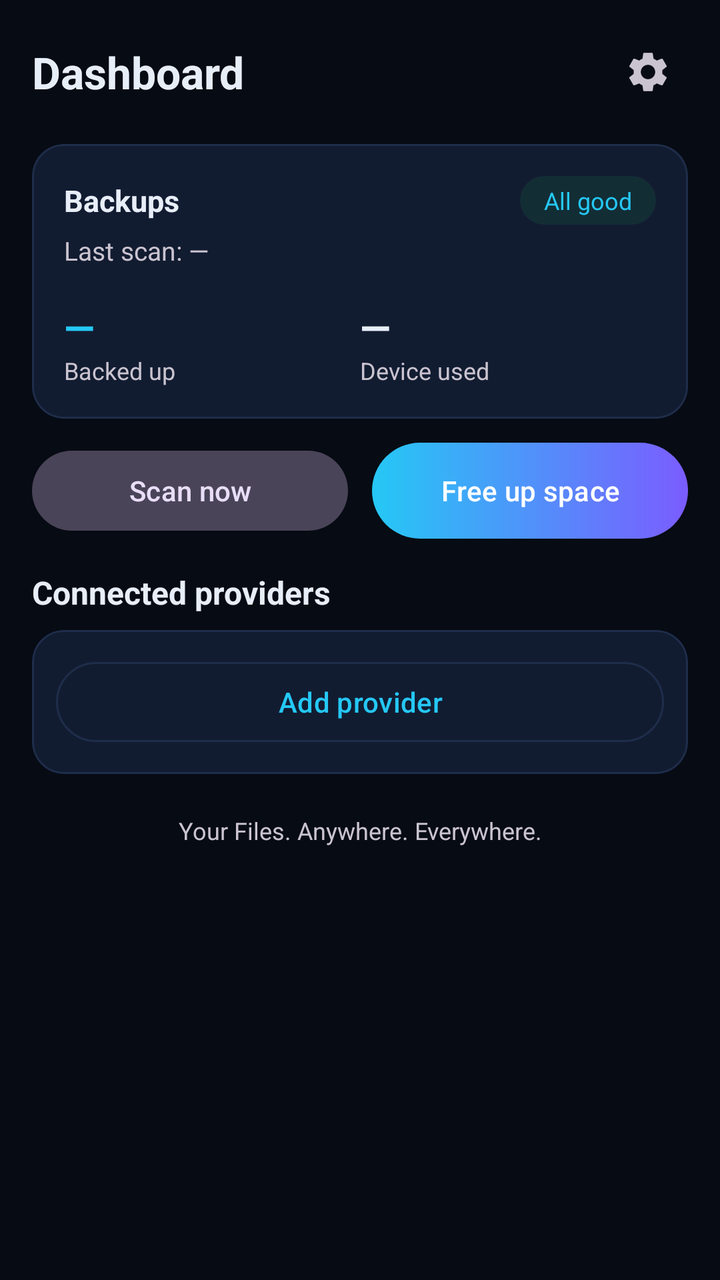
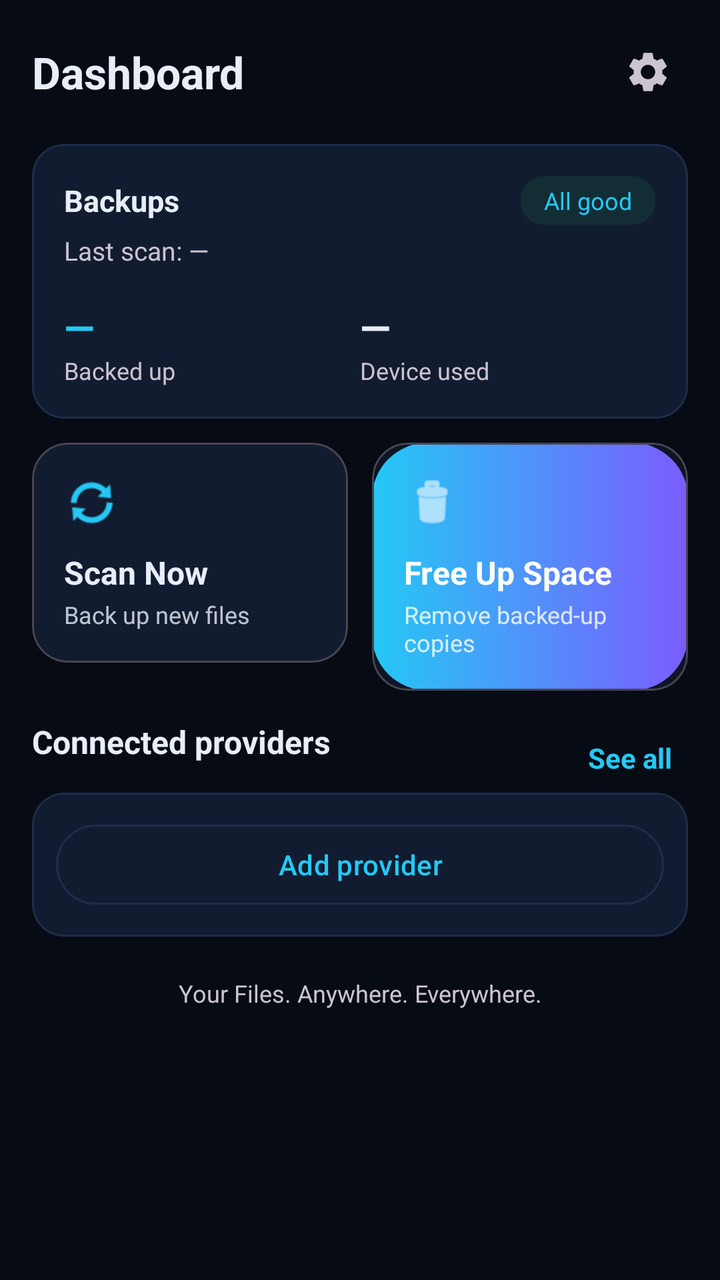

Screens rendered from an Android XML layout before and after an edit, with the pre-edit source and the edit as a unified diff.
<!-- AndroidManifest.xml: application theme Theme.SvnSpace -->
<!-- res/layout/fragment_dashboard.xml -->
<?xml version="1.0" encoding="utf-8"?>
<androidx.core.widget.NestedScrollView
    xmlns:android="http://schemas.android.com/apk/res/android"
    xmlns:app="http://schemas.android.com/apk/res-auto"
    android:layout_width="match_parent"
    android:layout_height="match_parent"
    android:fillViewport="true"
    android:background="?android:attr/colorBackground">

    <LinearLayout
        android:layout_width="match_parent"
        android:layout_height="wrap_content"
        android:orientation="vertical"
        android:padding="16dp">

        
        <LinearLayout
            android:layout_width="match_parent"
            android:layout_height="wrap_content"
            android:gravity="center_vertical"
            android:orientation="horizontal"
            android:layout_marginBottom="16dp">

            <TextView
                android:layout_width="0dp"
                android:layout_height="wrap_content"
                android:layout_weight="1"
                android:text="@string/dashboard_title"
                android:textColor="?attr/colorOnSurface"
                android:textSize="22sp"
                android:textStyle="bold" />

            <ImageButton
                android:id="@+id/btn_settings_quick"
                android:layout_width="40dp"
                android:layout_height="40dp"
                android:background="?attr/selectableItemBackgroundBorderless"
                android:contentDescription="@string/nav_settings"
                android:src="@drawable/ic_nav_settings"
                app:tint="?android:attr/textColorSecondary" />
        </LinearLayout>

        
        <com.google.android.material.card.MaterialCardView
            android:layout_width="match_parent"
            android:layout_height="wrap_content"
            android:layout_marginBottom="12dp"
            app:cardBackgroundColor="?attr/colorSurfaceVariant"
            app:cardCornerRadius="16dp"
            app:strokeColor="?attr/colorOutline"
            app:strokeWidth="1dp"
            app:cardElevation="0dp">

            <LinearLayout
                android:layout_width="match_parent"
                android:layout_height="wrap_content"
                android:orientation="vertical"
                android:padding="16dp">

                <LinearLayout
                    android:layout_width="match_parent"
                    android:layout_height="wrap_content"
                    android:gravity="center_vertical"
                    android:orientation="horizontal">

                    <TextView
                        android:layout_width="0dp"
                        android:layout_height="wrap_content"
                        android:layout_weight="1"
                        android:text="Backups"
                        android:textColor="?attr/colorOnSurface"
                        android:textSize="15sp"
                        android:textStyle="bold" />

                    <TextView
                        android:id="@+id/chip_status"
                        android:layout_width="wrap_content"
                        android:layout_height="wrap_content"
                        android:background="@drawable/bg_chip_success"
                        android:paddingHorizontal="12dp"
                        android:paddingVertical="4dp"
                        android:text="@string/status_all_good"
                        android:textColor="?attr/colorPrimary"
                        android:textSize="12sp" />
                </LinearLayout>

                <TextView
                    android:id="@+id/txt_last_scan"
                    android:layout_width="match_parent"
                    android:layout_height="wrap_content"
                    android:layout_marginTop="4dp"
                    android:textColor="?android:attr/textColorSecondary"
                    android:textSize="13sp"
                    android:text="Last scan: —" />

                <LinearLayout
                    android:layout_width="match_parent"
                    android:layout_height="wrap_content"
                    android:layout_marginTop="16dp"
                    android:orientation="horizontal">

                    <LinearLayout
                        android:layout_width="0dp"
                        android:layout_height="wrap_content"
                        android:layout_weight="1"
                        android:orientation="vertical">

                        <TextView
                            android:id="@+id/txt_backed_up"
                            android:layout_width="wrap_content"
                            android:layout_height="wrap_content"
                            android:text="—"
                            android:textColor="?attr/colorPrimary"
                            android:textSize="20sp"
                            android:textStyle="bold" />

                        <TextView
                            android:layout_width="wrap_content"
                            android:layout_height="wrap_content"
                            android:text="@string/backed_up"
                            android:textColor="?android:attr/textColorSecondary"
                            android:textSize="12sp" />
                    </LinearLayout>

                    <LinearLayout
                        android:layout_width="0dp"
                        android:layout_height="wrap_content"
                        android:layout_weight="1"
                        android:orientation="vertical">

                        <TextView
                            android:id="@+id/txt_device_used"
                            android:layout_width="wrap_content"
                            android:layout_height="wrap_content"
                            android:text="—"
                            android:textColor="?attr/colorOnSurface"
                            android:textSize="20sp"
                            android:textStyle="bold" />

                        <TextView
                            android:layout_width="wrap_content"
                            android:layout_height="wrap_content"
                            android:text="@string/device_used"
                            android:textColor="?android:attr/textColorSecondary"
                            android:textSize="12sp" />
                    </LinearLayout>
                </LinearLayout>
            </LinearLayout>
        </com.google.android.material.card.MaterialCardView>

        
        <LinearLayout
            android:layout_width="match_parent"
            android:layout_height="wrap_content"
            android:orientation="horizontal"
            android:layout_marginBottom="16dp">

            <com.google.android.material.button.MaterialButton
                android:id="@+id/btn_scan_now"
                android:layout_width="0dp"
                android:layout_height="wrap_content"
                android:layout_weight="1"
                android:layout_marginEnd="6dp"
                android:text="@string/scan_now"
                style="@style/Widget.Material3.Button.TonalButton" />

            <com.google.android.material.button.MaterialButton
                android:id="@+id/btn_free_up"
                android:layout_width="0dp"
                android:layout_height="wrap_content"
                android:layout_weight="1"
                android:layout_marginStart="6dp"
                android:text="@string/free_up_space"
                android:textColor="@color/white"
                app:backgroundTint="@null"
                android:background="@drawable/bg_gradient_button" />
        </LinearLayout>

        
        <TextView
            android:layout_width="match_parent"
            android:layout_height="wrap_content"
            android:text="@string/connected_providers"
            android:textColor="?attr/colorOnSurface"
            android:textSize="16sp"
            android:textStyle="bold"
            android:layout_marginBottom="8dp" />

        <com.google.android.material.card.MaterialCardView
            android:layout_width="match_parent"
            android:layout_height="wrap_content"
            app:cardBackgroundColor="?attr/colorSurfaceVariant"
            app:cardCornerRadius="16dp"
            app:strokeColor="?attr/colorOutline"
            app:strokeWidth="1dp"
            app:cardElevation="0dp">

            <LinearLayout
                android:layout_width="match_parent"
                android:layout_height="wrap_content"
                android:orientation="vertical">

                <androidx.recyclerview.widget.RecyclerView
                    android:id="@+id/recycler_providers"
                    android:layout_width="match_parent"
                    android:layout_height="wrap_content"
                    android:nestedScrollingEnabled="false" />

                <TextView
                    android:id="@+id/txt_no_providers"
                    android:layout_width="match_parent"
                    android:layout_height="wrap_content"
                    android:padding="20dp"
                    android:text="@string/no_providers_yet"
                    android:textColor="?android:attr/textColorSecondary"
                    android:textSize="14sp"
                    android:visibility="gone" />

                <com.google.android.material.button.MaterialButton
                    android:id="@+id/btn_add_provider"
                    android:layout_width="match_parent"
                    android:layout_height="wrap_content"
                    android:layout_margin="12dp"
                    android:text="@string/add_provider"
                    style="@style/Widget.Material3.Button.OutlinedButton" />
            </LinearLayout>
        </com.google.android.material.card.MaterialCardView>

        <TextView
            android:layout_width="match_parent"
            android:layout_height="wrap_content"
            android:layout_marginTop="20dp"
            android:gravity="center"
            android:text="@string/tagline"
            android:textColor="?android:attr/textColorSecondary"
            android:textSize="12sp" />

    </LinearLayout>
</androidx.core.widget.NestedScrollView>
<!-- resources referenced by this layout -->
<resources>
  <color name="white">#FFFFFFFF</color>
  <!-- drawable bg_chip_success (drawable) -->
  <?xml version="1.0" encoding="utf-8"?>
  <shape xmlns:android="http://schemas.android.com/apk/res/android" android:shape="rectangle">
      <solid android:color="#1A22C55E" />
      <corners android:radius="20dp" />
  </shape>
  <!-- drawable bg_gradient_button (drawable) -->
  <?xml version="1.0" encoding="utf-8"?>
  <shape xmlns:android="http://schemas.android.com/apk/res/android" android:shape="rectangle">
      <gradient
          android:startColor="@color/svn_gradient_start"
          android:endColor="@color/svn_gradient_end"
          android:angle="0" />
      <corners android:radius="28dp" />
  </shape>
  <string name="add_provider">Add provider</string>
  <string name="backed_up">Backed up</string>
  <string name="connected_providers">Connected providers</string>
  <string name="dashboard_title">Dashboard</string>
  <string name="device_used">Device used</string>
  <string name="free_up_space">Free up space</string>
  <string name="nav_settings">Settings</string>
  <string name="no_providers_yet">No cloud connections yet. Add one in Settings.</string>
  <string name="scan_now">Scan now</string>
  <string name="status_all_good">All good</string>
  <string name="tagline">Your Files. Anywhere. Everywhere.</string>
  <style name="Theme.SvnSpace" parent="Theme.Material3.Dark.NoActionBar">
          <item name="colorPrimary">@color/svn_cyan</item>
          <item name="colorOnPrimary">@color/void_black</item>
          <item name="colorPrimaryContainer">@color/svn_card_elevated</item>
          <item name="colorOnPrimaryContainer">@color/svn_text</item>
          <item name="colorSecondary">@color/svn_purple</item>
          <item name="colorOnSecondary">@color/white</item>
          <item name="colorSurface">@color/svn_surface</item>
          <item name="colorOnSurface">@color/svn_text</item>
          <item name="colorSurfaceVariant">@color/svn_card</item>
          <item name="colorOnSurfaceVariant">@color/svn_text_secondary</item>
          <item name="colorOutline">@color/svn_stroke</item>
          <item name="android:colorBackground">@color/svn_bg</item>
          <item name="colorOnBackground">@color/svn_text</item>
          <item name="android:statusBarColor">@color/svn_bg</item>
          <item name="android:navigationBarColor">@color/svn_bg</item>
          <item name="android:windowBackground">@color/svn_bg</item>
          <item name="android:windowLightStatusBar">false</item>
      </style>
  <color name="svn_gradient_start">#25C8F5</color>
  <color name="svn_gradient_end">#7B5CFF</color>
  <color name="svn_cyan">#25C8F5</color>
  <color name="void_black">#070B14</color>
  <color name="svn_card_elevated">#182440</color>
  <color name="svn_text">#E8EEF8</color>
  <color name="svn_purple">#7B5CFF</color>
  <color name="svn_surface">#0D1526</color>
  <color name="svn_card">#121C31</color>
  <color name="svn_text_secondary">#8B9BB8</color>
  <color name="svn_stroke">#1E2D4A</color>
  <color name="svn_bg">#070B14</color>
  <!-- unchanged entries left out for length: 1 -->
</resources>

<!-- the commit's change to res/layout/fragment_dashboard.xml (unified diff, before → after) -->
@@ -155,30 +155,111 @@
             android:orientation="horizontal"
             android:layout_marginBottom="16dp">
 
-            <com.google.android.material.button.MaterialButton
+            <com.google.android.material.card.MaterialCardView
                 android:id="@+id/btn_scan_now"
                 android:layout_width="0dp"
                 android:layout_height="wrap_content"
                 android:layout_weight="1"
-                android:layout_marginEnd="6dp"
-                android:text="@string/scan_now"
-                style="@style/Widget.Material3.Button.TonalButton" />
-
-            <com.google.android.material.button.MaterialButton
+                android:clickable="true"
+                android:focusable="true"
+                app:cardCornerRadius="18dp"
+                app:cardElevation="0dp"
+                app:cardBackgroundColor="?attr/colorSurfaceVariant">
+
+                <LinearLayout
+                    android:layout_width="match_parent"
+                    android:layout_height="wrap_content"
+                    android:orientation="vertical"
+                    android:padding="16dp">
+
+                    <ImageView
+                        android:layout_width="28dp"
+                        android:layout_height="28dp"
+                        android:src="@android:drawable/ic_popup_sync"
+                        app:tint="?attr/colorPrimary"
+                        android:contentDescription="Scan Now" />
+
+                    <TextView
+                        android:layout_width="wrap_content"
+                        android:layout_height="wrap_content"
+                        android:layout_marginTop="10dp"
+                        android:text="Scan Now"
+                        android:textStyle="bold"
+                        android:textSize="16sp"
+                        android:textColor="?attr/colorOnSurface" />
+
+                    <TextView
+                        android:id="@+id/txt_scan_sub"
+                        android:layout_width="wrap_content"
+                        android:layout_height="wrap_content"
+                        android:layout_marginTop="2dp"
+                        android:text="Back up new files"
+                        android:textSize="12sp"
+                        android:alpha="0.8"
+                        android:textColor="?attr/colorOnSurface" />
+                </LinearLayout>
+            </com.google.android.material.card.MaterialCardView>
+
+            <Space
+                android:layout_width="12dp"
+                android:layout_height="1dp" />
+
+            <com.google.android.material.card.MaterialCardView
                 android:id="@+id/btn_free_up"
                 android:layout_width="0dp"
                 android:layout_height="wrap_content"
                 android:layout_weight="1"
-                android:layout_marginStart="6dp"
-                android:text="@string/free_up_space"
-                android:textColor="@color/white"
-                app:backgroundTint="@null"
-                android:background="@drawable/bg_gradient_button" />
+                android:clickable="true"
+                android:focusable="true"
+                app:cardCornerRadius="18dp"
+                app:cardElevation="0dp">
+
+                <LinearLayout
+                    android:layout_width="match_parent"
+                    android:layout_height="wrap_content"
+                    android:orientation="vertical"
+                    android:padding="16dp"
+                    android:background="@drawable/bg_gradient_button">
+
+                    <ImageView
+                        android:layout_width="28dp"
+                        android:layout_height="28dp"
+                        android:src="@android:drawable/ic_menu_delete"
+                        app:tint="@color/white"
+                        android:contentDescription="Free Up Space" />
+
+                    <TextView
+                        android:layout_width="wrap_content"
+                        android:layout_height="wrap_content"
+                        android:layout_marginTop="10dp"
+                        android:text="Free Up Space"
+                        android:textStyle="bold"
+                        android:textSize="16sp"
+                        android:textColor="@color/white" />
+
+                    <TextView
+                        android:id="@+id/txt_free_sub"
+                        android:layout_width="wrap_content"
+                        android:layout_height="wrap_content"
+                        android:layout_marginTop="2dp"
+                        android:text="Remove backed-up copies"
+                        android:textSize="12sp"
+                        android:alpha="0.8"
+                        android:textColor="@color/white" />
+                </LinearLayout>
+            </com.google.android.material.card.MaterialCardView>
         </LinearLayout>
 
         
+        <LinearLayout
+            android:layout_width="match_parent"
+            android:layout_height="wrap_content"
+            android:orientation="horizontal"
+            android:gravity="center_vertical">
+
         <TextView
-            android:layout_width="match_parent"
+            android:layout_width="0dp"
+            android:layout_weight="1"
             android:layout_height="wrap_content"
             android:text="@string/connected_providers"
             android:textColor="?attr/colorOnSurface"
@@ -186,6 +267,19 @@
             android:textStyle="bold"
             android:layout_marginBottom="8dp" />
 
+            <TextView
+                android:id="@+id/txt_see_all"
+                android:layout_width="wrap_content"
+                android:layout_height="wrap_content"
+                android:background="?attr/selectableItemBackground"
+                android:clickable="true"
+                android:focusable="true"
+                android:padding="8dp"
+                android:text="See all"
+                android:textColor="?attr/colorPrimary"
+                android:textStyle="bold" />
+        </LinearLayout>
+
         <com.google.android.material.card.MaterialCardView
             android:layout_width="match_parent"
             android:layout_height="wrap_content"
<!-- resource entries referenced after the edit -->
@@ -21,10 +21,8 @@
   <string name="connected_providers">Connected providers</string>
   <string name="dashboard_title">Dashboard</string>
   <string name="device_used">Device used</string>
-  <string name="free_up_space">Free up space</string>
   <string name="nav_settings">Settings</string>
   <string name="no_providers_yet">No cloud connections yet. Add one in Settings.</string>
-  <string name="scan_now">Scan now</string>
   <string name="status_all_good">All good</string>
   <string name="tagline">Your Files. Anywhere. Everywhere.</string>
   <style name="Theme.SvnSpace" parent="Theme.Material3.Dark.NoActionBar">
